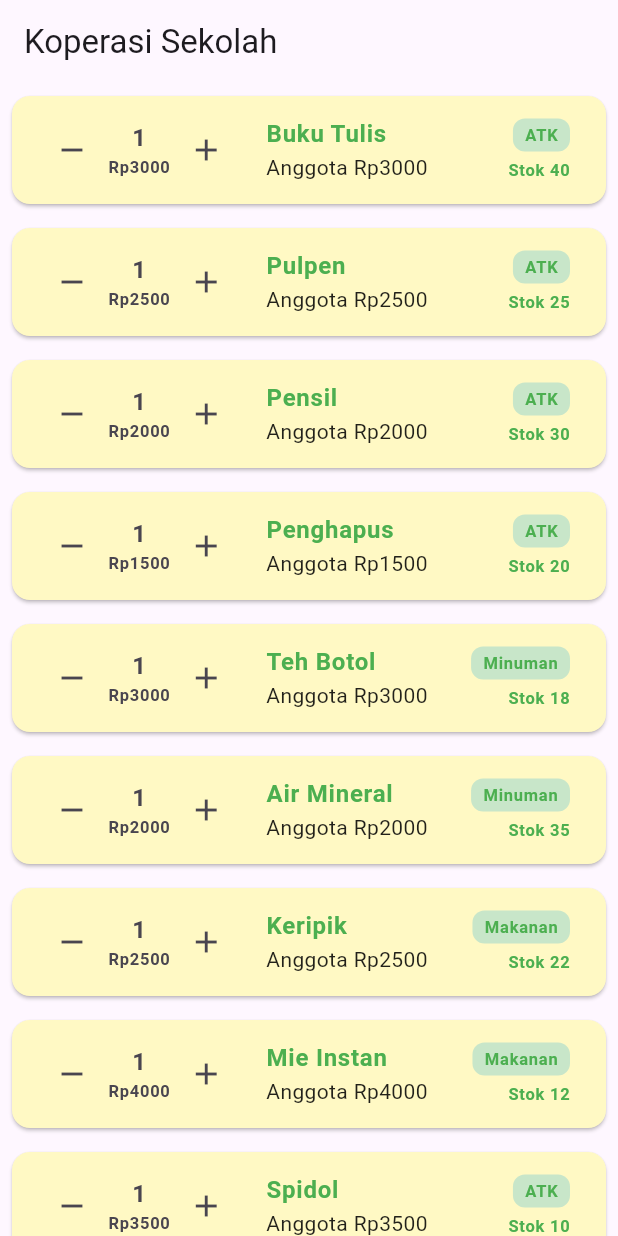
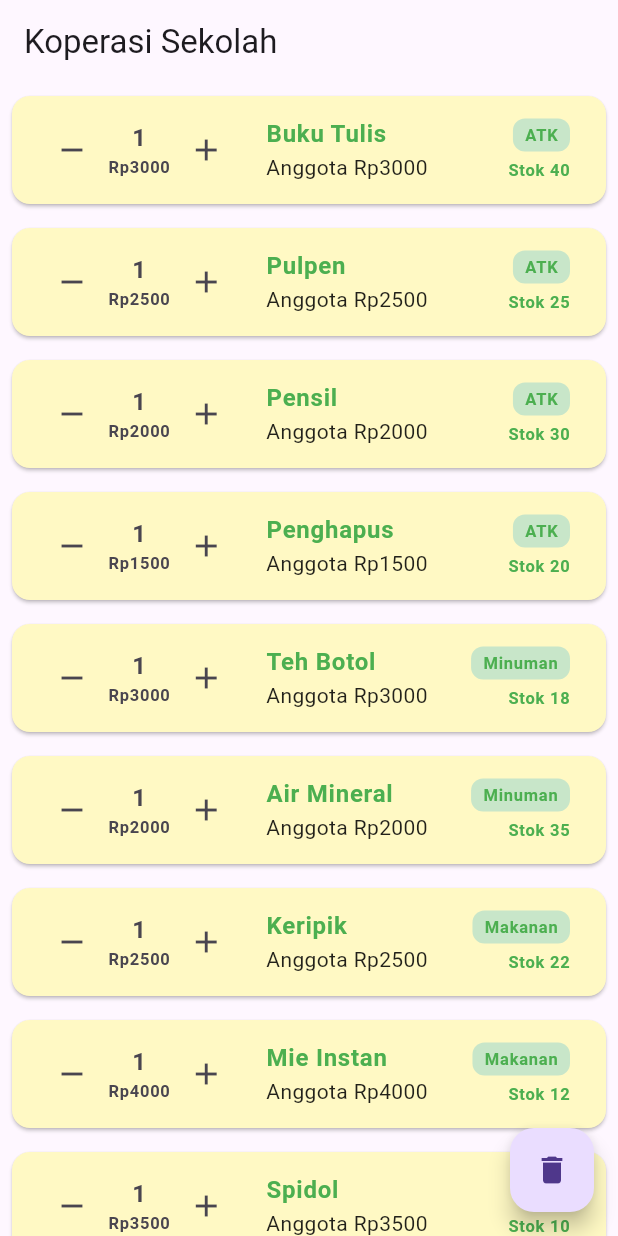
Before and after one commit to aselyarpl1-pixel/Latihan01_06, a Flutter app: the screen it shows after launch, on a phone screen of 412 x 824 dp. Run offline on Flutter 3.47's test engine with Material 3 defaults, Android fonts, the phone set to English and light mode, and no system bars.

Commit message:
LKM-8 daur hidup

```diff
--- a/kopsis_ui/lib/main.dart
+++ b/kopsis_ui/lib/main.dart
@@ -1,5 +1,4 @@
 import 'package:flutter/material.dart';
-// ignore: unused_import
 import 'barang_card.dart';
 
 void main() {
@@ -19,8 +18,16 @@ IconData pilihIcon(String kategori) {
   }
 }
 
-class MyApp extends StatelessWidget {
+class MyApp extends StatefulWidget {
   const MyApp({super.key});
+
+  @override
+  State<MyApp> createState() => _MyAppState();
+}
+
+class _MyAppState extends State<MyApp> {
+  // Mengatur apakah daftar barang ditampilkan
+  bool tampilkanBarang = true;
 
   @override
   Widget build(BuildContext context) {
@@ -99,9 +106,8 @@ class MyApp extends StatelessWidget {
     ];
 
     // Hanya menampilkan barang yang stoknya lebih dari 0
-    final barangTersedia = daftarBarang
-        .where((barang) => barang['stok'] > 0)
-        .toList();
+    final barangTersedia =
+        daftarBarang.where((barang) => barang['stok'] > 0).toList();
 
     return MaterialApp(
       debugShowCheckedModeBanner: false,
@@ -109,19 +115,37 @@ class MyApp extends StatelessWidget {
         appBar: AppBar(
           title: const Text('Koperasi Sekolah'),
         ),
-        body: ListView.builder(
+
+        body: tampilkanBarang
+            ? ListView.builder(
                 itemCount: barangTersedia.length,
                 itemBuilder: (context, index) {
                   final barang = barangTersedia[index];
 
                   return BarangCard(
                     nama: barang['nama'],
-              hargaAnggota: barang ['anggota'],
+                    hargaAnggota: barang['anggota'],
                     stok: barang['stok'],
                     kategori: barang['kategori'],
                     sorot: true,
                   );
                 },
+              )
+            : const Center(
+                child: Text(
+                  'Barang sudah dihapus',
+                  style: TextStyle(fontSize: 18),
+                ),
+              ),
+
+        // Tombol hapus
+        floatingActionButton: FloatingActionButton(
+          onPressed: () {
+            setState(() {
+              tampilkanBarang = false;
+            });
+          },
+          child: const Icon(Icons.delete),
         ),
       ),
     );
```
Also changed, not shown: kopsis_ui/lib/keranjang_item.dart (+78 -1 lines). Lines whose indentation alone changed are shown as unchanged.
